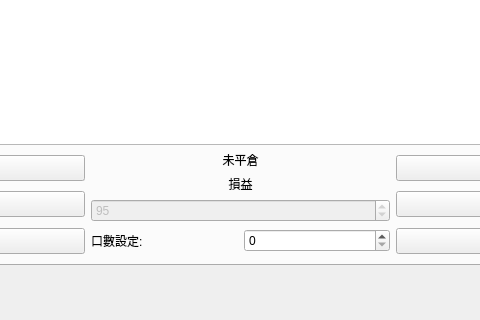
Above: TMW.ui from clamgee/python-code before the change; both pictures show x 234 to 714 and y 280 to 600 of the 949 by 600 pixel window. Below: the same form after it.
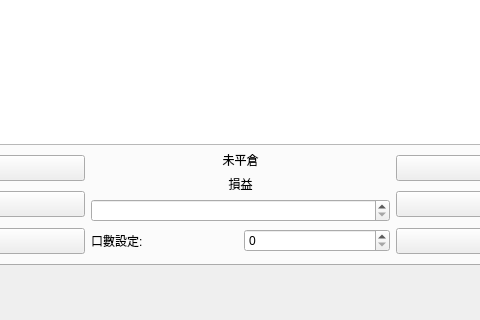
That is the form after the change.

```diff
--- a/TMW.ui
+++ b/TMW.ui
@@ -2,9 +2,6 @@
 <ui version="4.0">
  <class>MainWindow</class>
  <widget class="QMainWindow" name="MainWindow">
-  <property name="enabled">
-   <bool>true</bool>
-  </property>
   <property name="geometry">
    <rect>
     <x>0</x>
@@ -173,7 +170,7 @@
                 <item>
                  <widget class="QPushButton" name="bid_btn">
                   <property name="autoFillBackground">
-                   <bool>true</bool>
+                   <bool>false</bool>
                   </property>
                   <property name="styleSheet">
                    <string notr="true"/>
@@ -182,7 +179,7 @@
                    <string>市價買</string>
                   </property>
                   <property name="checkable">
-                   <bool>true</bool>
+                   <bool>false</bool>
                   </property>
                   <property name="checked">
                    <bool>false</bool>
@@ -222,14 +219,8 @@
                 </item>
                 <item>
                  <widget class="QSpinBox" name="spinBox">
-                  <property name="enabled">
-                   <bool>false</bool>
-                  </property>
-                  <property name="inputMethodHints">
-                   <set>Qt::ImhNone</set>
-                  </property>
-                  <property name="value">
-                   <number>95</number>
+                  <property name="specialValueText">
+                   <string> </string>
                   </property>
                  </widget>
                 </item>
@@ -246,7 +237,7 @@
                    <string>市價賣</string>
                   </property>
                   <property name="checkable">
-                   <bool>true</bool>
+                   <bool>false</bool>
                   </property>
                   <property name="checked">
                    <bool>false</bool>
```
